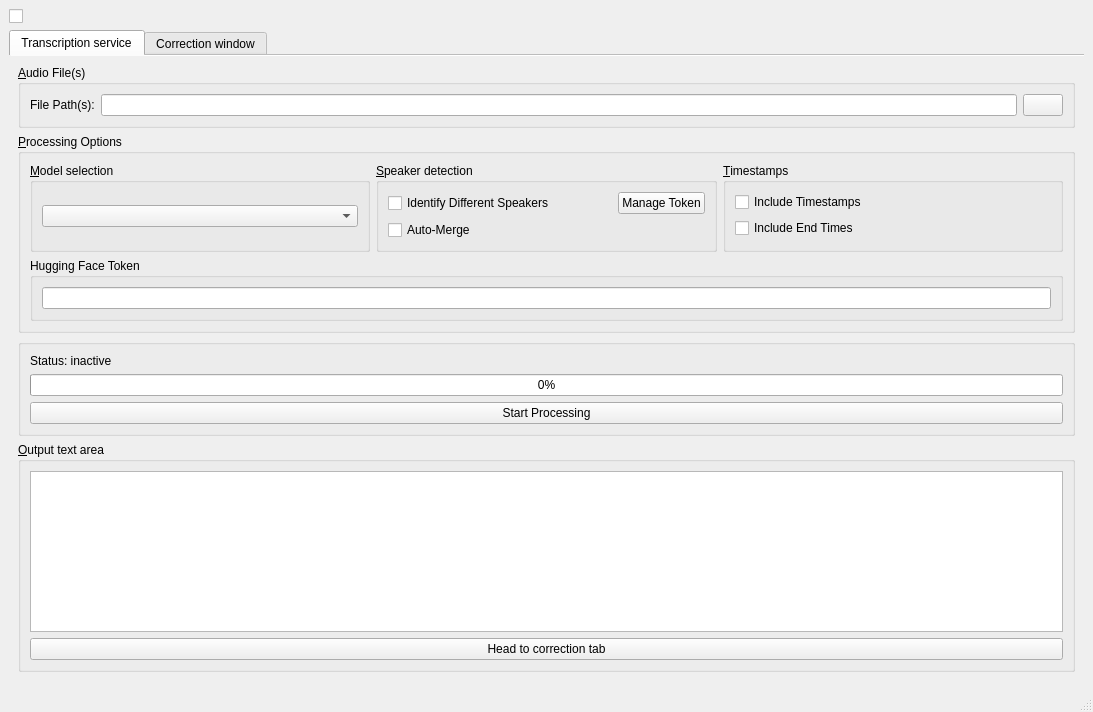
First picture: the form in ui/main_window.ui, repository OLi-pel/AutoVerse, before the edit.
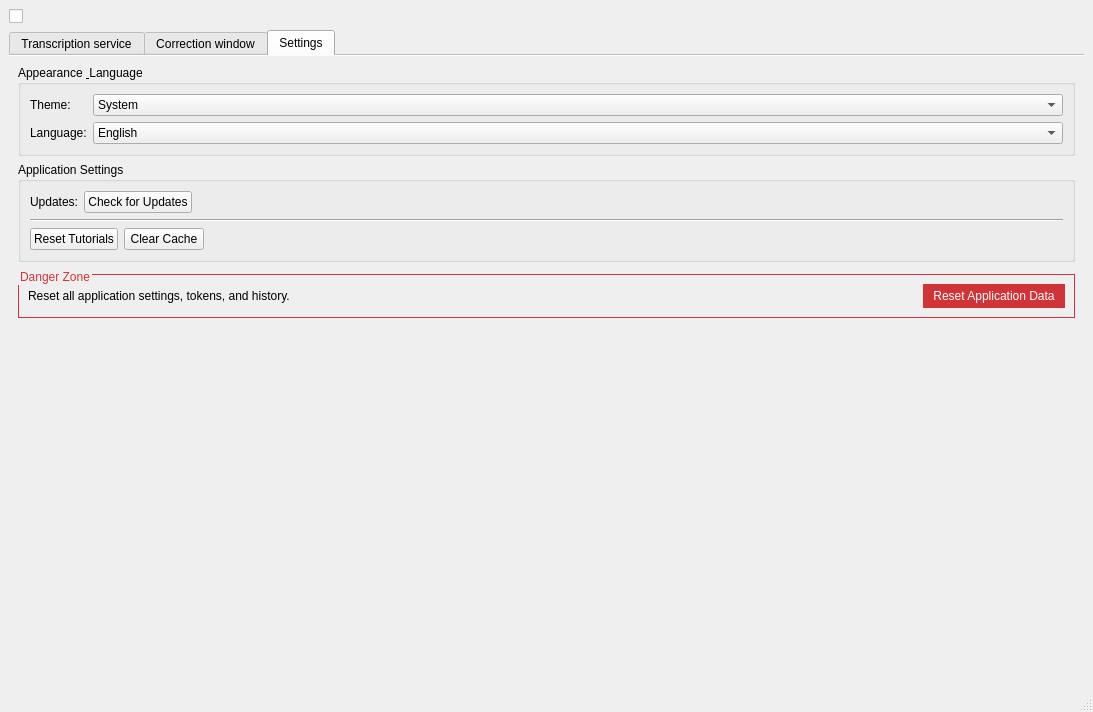
Second picture: the form after the edit. The open tabs and pages were chosen to show the change. Icons and pictures are not drawn. Custom widgets are drawn as their Qt base class.

```diff
--- a/ui/main_window.ui
+++ b/ui/main_window.ui
@@ -690,6 +690,213 @@
           </item>
          </layout>
         </widget>
+        <widget class="QWidget" name="tab_3">
+         <attribute name="title">
+          <string>Settings</string>
+         </attribute>
+         <layout class="QVBoxLayout" name="verticalLayout_settings">
+          <item>
+           <widget class="QGroupBox" name="appearance_group">
+            <property name="title">
+             <string>Appearance &amp; Language</string>
+            </property>
+            <layout class="QFormLayout" name="formLayout_appearance">
+             <item row="0" column="0">
+              <widget class="QLabel" name="label_theme">
+               <property name="text">
+                <string>Theme:</string>
+               </property>
+              </widget>
+             </item>
+             <item row="0" column="1">
+              <widget class="QComboBox" name="settings_theme_combo">
+               <item>
+                <property name="text">
+                 <string>System</string>
+                </property>
+               </item>
+               <item>
+                <property name="text">
+                 <string>Light</string>
+                </property>
+               </item>
+               <item>
+                <property name="text">
+                 <string>Dark</string>
+                </property>
+               </item>
+              </widget>
+             </item>
+             <item row="1" column="0">
+              <widget class="QLabel" name="label_lang">
+               <property name="text">
+                <string>Language:</string>
+               </property>
+              </widget>
+             </item>
+             <item row="1" column="1">
+              <widget class="QComboBox" name="settings_language_combo">
+                <item>
+                <property name="text">
+                 <string>English</string>
+                </property>
+               </item>
+               <item>
+                <property name="text">
+                 <string>Français</string>
+                </property>
+               </item>
+               <item>
+                <property name="text">
+                 <string>Español</string>
+                </property>
+               </item>
+              </widget>
+             </item>
+            </layout>
+           </widget>
+          </item>
+          <item>
+           <widget class="QGroupBox" name="application_group">
+            <property name="title">
+             <string>Application Settings</string>
+            </property>
+            <layout class="QVBoxLayout" name="verticalLayout_app">
+             <item>
+              <layout class="QHBoxLayout" name="horizontalLayout_updates">
+               <item>
+                <widget class="QLabel" name="label_updates">
+                 <property name="text">
+                  <string>Updates:</string>
+                 </property>
+                </widget>
+               </item>
+               <item>
+                <widget class="QPushButton" name="settings_check_updates_btn">
+                 <property name="text">
+                  <string>Check for Updates</string>
+                 </property>
+                 <property name="icon">
+                  <iconset theme="QIcon::ThemeIcon::SystemSoftwareUpdate"/>
+                 </property>
+                </widget>
+               </item>
+               <item>
+                <spacer name="horizontalSpacer_updates">
+                 <property name="orientation">
+                  <enum>Qt::Orientation::Horizontal</enum>
+                 </property>
+                 <property name="sizeHint" stdset="0">
+                  <size>
+                   <width>40</width>
+                   <height>20</height>
+                  </size>
+                 </property>
+                </spacer>
+               </item>
+              </layout>
+             </item>
+             <item>
+              <widget class="Line" name="line_2">
+               <property name="orientation">
+                <enum>Qt::Orientation::Horizontal</enum>
+               </property>
+              </widget>
+             </item>
+             <item>
+              <layout class="QHBoxLayout" name="horizontalLayout_data">
+               <item>
+                <widget class="QPushButton" name="settings_reset_tutorials_btn">
+                 <property name="text">
+                  <string>Reset Tutorials</string>
+                 </property>
+                </widget>
+               </item>
+               <item>
+                <widget class="QPushButton" name="settings_clear_cache_btn">
+                 <property name="text">
+                  <string>Clear Cache</string>
+                 </property>
+                 <property name="toolTip">
+                    <string>Clears downloaded models and temporary audio files.</string>
+                 </property>
+                </widget>
+               </item>
+               <item>
+                <spacer name="horizontalSpacer_data">
+                 <property name="orientation">
+                  <enum>Qt::Orientation::Horizontal</enum>
+                 </property>
+                 <property name="sizeHint" stdset="0">
+                  <size>
+                   <width>40</width>
+                   <height>20</height>
+                  </size>
+                 </property>
+                </spacer>
+               </item>
+              </layout>
+             </item>
+            </layout>
+           </widget>
+          </item>
+          <item>
+           <widget class="QGroupBox" name="danger_zone_group">
+            <property name="title">
+             <string>Danger Zone</string>
+            </property>
+            <property name="styleSheet">
+             <string>QGroupBox { border: 1px solid #d13438; margin-top: 6px; } QGroupBox::title { color: #d13438; }</string>
+            </property>
+            <layout class="QHBoxLayout" name="horizontalLayout_danger">
+             <item>
+              <widget class="QLabel" name="label_delete_desc">
+               <property name="text">
+                <string>Reset all application settings, tokens, and history.</string>
+               </property>
+              </widget>
+             </item>
+             <item>
+              <spacer name="horizontalSpacer_danger">
+               <property name="orientation">
+                <enum>Qt::Orientation::Horizontal</enum>
+               </property>
+               <property name="sizeHint" stdset="0">
+                <size>
+                 <width>40</width>
+                 <height>20</height>
+                </size>
+               </property>
+              </spacer>
+             </item>
+             <item>
+              <widget class="QPushButton" name="settings_reset_app_btn">
+               <property name="text">
+                <string>Reset Application Data</string>
+               </property>
+               <property name="styleSheet">
+                <string>QPushButton { background-color: #d13438; color: white; border: none; padding: 5px 10px; } QPushButton:hover { background-color: #a80000; }</string>
+               </property>
+              </widget>
+             </item>
+            </layout>
+           </widget>
+          </item>
+          <item>
+           <spacer name="verticalSpacer_settings">
+            <property name="orientation">
+             <enum>Qt::Orientation::Vertical</enum>
+            </property>
+            <property name="sizeHint" stdset="0">
+             <size>
+              <width>20</width>
+              <height>40</height>
+             </size>
+            </property>
+           </spacer>
+          </item>
+         </layout>
+        </widget>
        </widget>
       </item>
      </layout>
```
